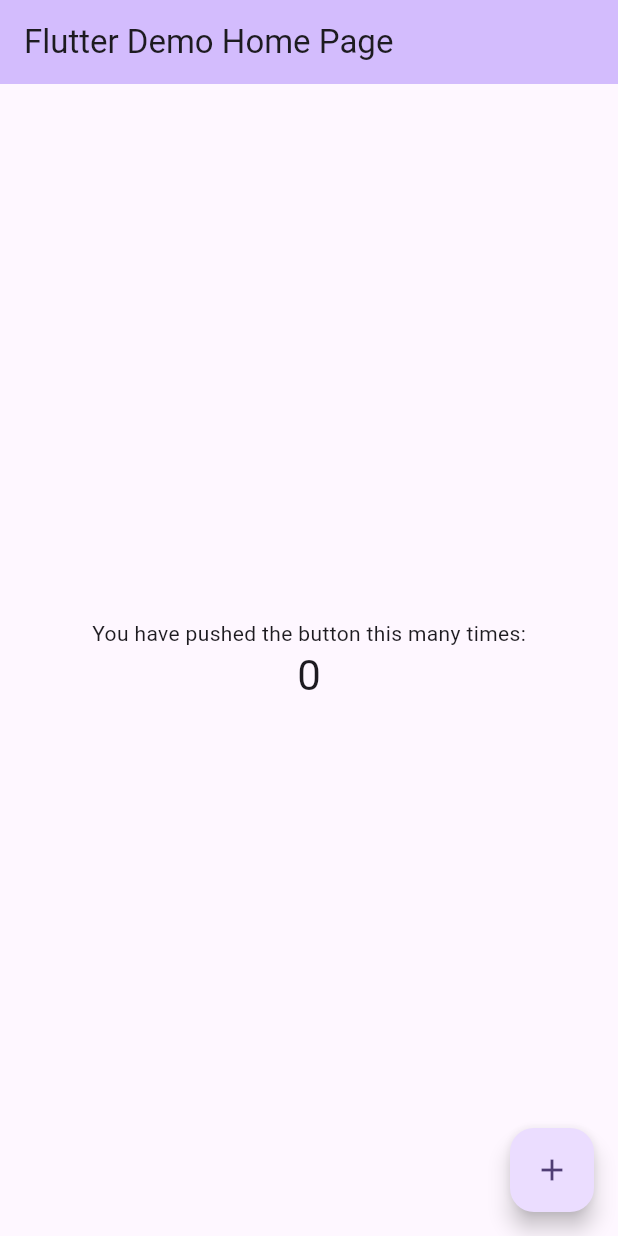
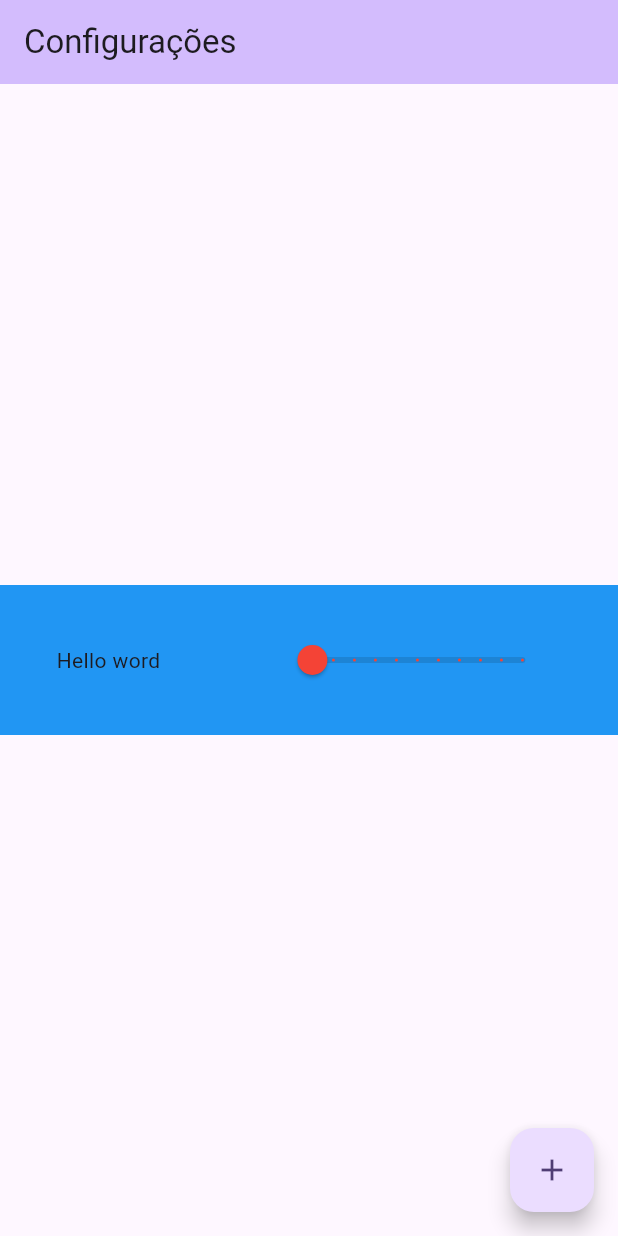
Before and after one commit to paulatalim/Iris, a Flutter app: the screen it shows after launch, on a phone screen of 412 x 824 dp. Run offline on Flutter 3.47's test engine with Material 2 defaults, Android fonts, the phone set to English and light mode, and no system bars.

Commit message:
montagem de estrutura

```diff
--- a/lib/main.dart
+++ b/lib/main.dart
@@ -4,30 +4,20 @@ void main() {
   runApp(const MyApp());
 }
 
-class MyApp extends StatelessWidget {
+class MyApp extends StatefulWidget {
   const MyApp({super.key});
 
+  @override
+  State<MyApp> createState() => _MyAppState();
+}
+
+class _MyAppState extends State<MyApp> {
   // This widget is the root of your application.
   @override
   Widget build(BuildContext context) {
     return MaterialApp(
       title: 'Iris',
       theme: ThemeData(
-        // This is the theme of your application.
-        //
-        // TRY THIS: Try running your application with "flutter run". You'll see
-        // the application has a blue toolbar. Then, without quitting the app,
-        // try changing the seedColor in the colorScheme below to Colors.green
-        // and then invoke "hot reload" (save your changes or press the "hot
-        // reload" button in a Flutter-supported IDE, or press "r" if you used
-        // the command line to start the app).
-        //
-        // Notice that the counter didn't reset back to zero; the application
-        // state is not lost during the reload. To reset the state, use hot
-        // restart instead.
-        //
-        // This works for code too, not just values: Most code changes can be
-        // tested with just a hot reload.
         colorScheme: ColorScheme.fromSeed(seedColor: Colors.deepPurple),
         useMaterial3: true,
       ),
@@ -38,15 +28,6 @@ class MyApp extends StatelessWidget {
 
 class MyHomePage extends StatefulWidget {
   const MyHomePage({super.key, required this.title});
-
-  // This widget is the home page of your application. It is stateful, meaning
-  // that it has a State object (defined below) that contains fields that affect
-  // how it looks.
-
-  // This class is the configuration for the state. It holds the values (in this
-  // case the title) provided by the parent (in this case the App widget) and
-  // used by the build method of the State. Fields in a Widget subclass are
-  // always marked "final".
 
   final String title;
 
@@ -70,51 +51,49 @@ class _MyHomePageState extends State<MyHomePage> {
 
   @override
   Widget build(BuildContext context) {
-    // This method is rerun every time setState is called, for instance as done
-    // by the _incrementCounter method above.
-    //
-    // The Flutter framework has been optimized to make rerunning build methods
-    // fast, so that you can just rebuild anything that needs updating rather
-    // than having to individually change instances of widgets.
+    double valor = 0;
+
     return Scaffold(
       appBar: AppBar(
-        // TRY THIS: Try changing the color here to a specific color (to
-        // Colors.amber, perhaps?) and trigger a hot reload to see the AppBar
-        // change color while the other colors stay the same.
         backgroundColor: Theme.of(context).colorScheme.inversePrimary,
-        // Here we take the value from the MyHomePage object that was created by
-        // the App.build method, and use it to set our appbar title.
-        title: Text(widget.title),
+        title: const Text('Configurações'),
       ),
       body: Center(
         // Center is a layout widget. It takes a single child and positions it
         // in the middle of the parent.
         child: Column(
-          // Column is also a layout widget. It takes a list of children and
-          // arranges them vertically. By default, it sizes itself to fit its
-          // children horizontally, and tries to be as tall as its parent.
-          //
-          // Column has various properties to control how it sizes itself and
-          // how it positions its children. Here we use mainAxisAlignment to
-          // center the children vertically; the main axis here is the vertical
-          // axis because Columns are vertical (the cross axis would be
-          // horizontal).
-          //
-          // TRY THIS: Invoke "debug painting" (choose the "Toggle Debug Paint"
-          // action in the IDE, or press "p" in the console), to see the
-          // wireframe for each widget.
           mainAxisAlignment: MainAxisAlignment.center,
           children: <Widget>[
-            const Text(
-              'You have pushed the button this many times:',
-            ),
-            Text(
-              '$_counter',
-              style: Theme.of(context).textTheme.headlineMedium,
+            Container(
+              color: Colors.blue,
+              width: 500,
+              height: 100,
+              child: Row(
+                mainAxisAlignment: MainAxisAlignment.spaceAround,
+                children: [
+                  const Text('Hello word'),
+                  Slider(
+                      value: valor, //definir o valor inicial
+                      min: 0,
+                      max: 100,
+                      label: 'Volume', //label dinamico
+                      divisions:
+                          10, //define as divisoes entre o minimo e o maximo
+                      activeColor: Colors.red,
+                      inactiveColor: Colors.black12,
+                      onChanged: (double novoValor) {
+                        setState(() {
+                          valor = novoValor;
+                          // label = "seleção: " + novoValor.toString();
+                        });
+                      }),
+                ],
+              ),
             ),
           ],
         ),
       ),
+
       floatingActionButton: FloatingActionButton(
         onPressed: _incrementCounter,
         tooltip: 'Increment',
```
